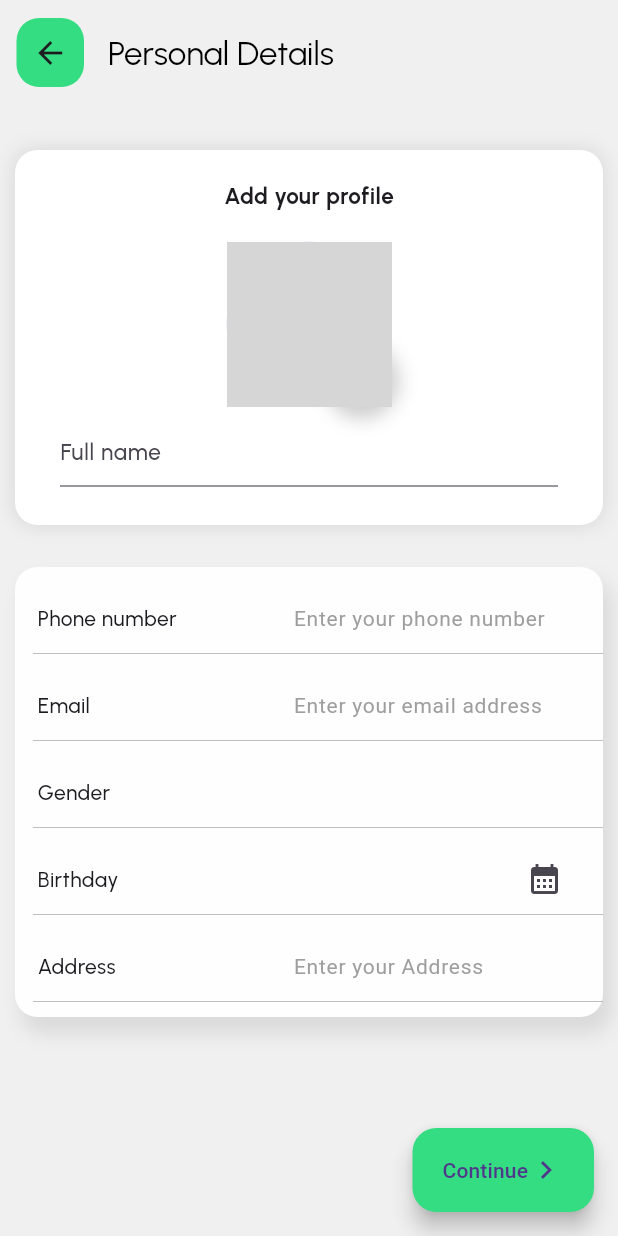
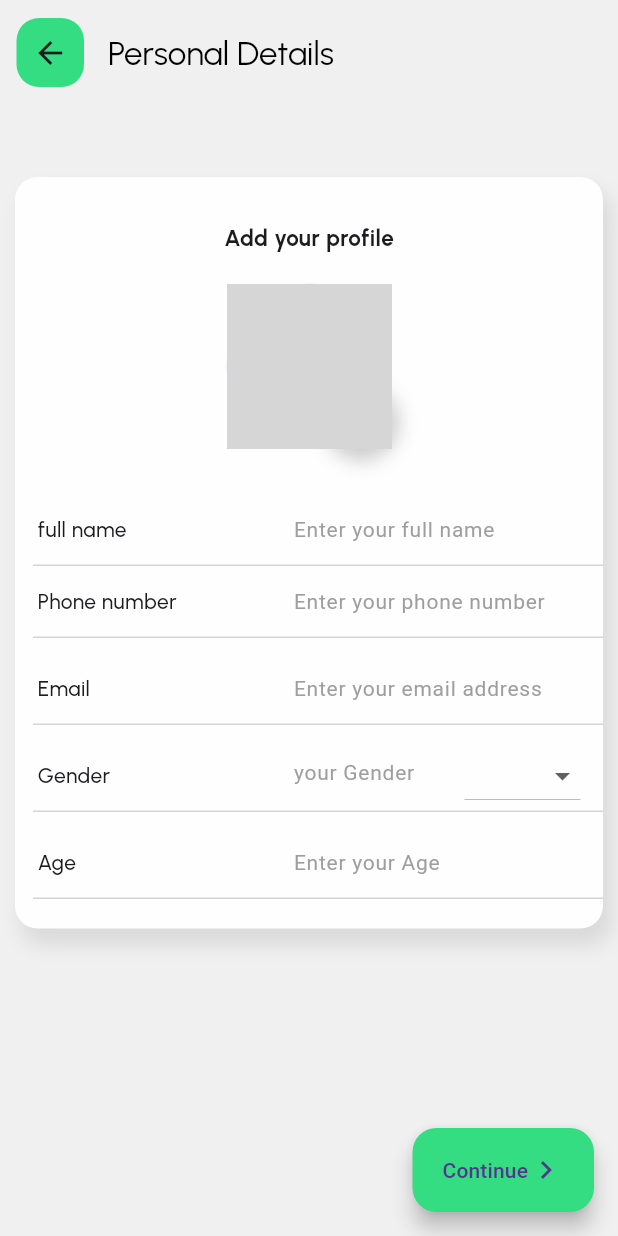
Before and after one commit to adnanpanakkad/Doc2heal_User_App, a Flutter app: the PersonalDetails screen opened directly, on a phone screen of 412 x 824 dp. Run offline on Flutter 3.47's test engine with Material 3 defaults, Android fonts, the phone set to English and light mode, and no system bars; our stand-ins replace animated_text_kit, connectivity, firebase_auth, firebase_core, google_fonts, smooth_page_indicator; accounts and stored records are empty; key blocks and very long unbroken strings in the code were emptied for the run; grey boxes are pictures that could not be loaded.

Commit message:
user_data_entry

```diff
--- a/lib/screens/user_detailes_screen.dart
+++ b/lib/screens/user_detailes_screen.dart
@@ -1,9 +1,11 @@
 import 'package:doc2heal/screens/home_screen.dart';
 import 'package:doc2heal/utils/app_colors.dart';
 import 'package:doc2heal/widgets/appbar/appbar.dart';
-import 'package:doc2heal/widgets/person_table.dart/detail_tile.dart';
-import 'package:doc2heal/widgets/person_table.dart/person_table.dart';
+import 'package:doc2heal/widgets/common/validator.dart';
+import 'package:doc2heal/widgets/person_table/detail_tile.dart';
+import 'package:doc2heal/widgets/person_table/person_table.dart';
 import 'package:flutter/material.dart';
+import 'package:google_fonts/google_fonts.dart';
 
 class PersonalDetails extends StatefulWidget {
   const PersonalDetails({super.key});
@@ -14,6 +16,16 @@ class PersonalDetails extends StatefulWidget {
 
 class _PersonalDetailsState extends State<PersonalDetails> {
   final DateTime _selectedDate = DateTime.now();
+  TextEditingController _nameController = TextEditingController();
+  final GlobalKey<FormState> formKey = GlobalKey<FormState>();
+  String? selectedGender; // Add a variable to store the selected gender
+
+  // Define the method to handle the selected gender
+  void selectGender(String? newValue) {
+    setState(() {
+      selectedGender = newValue;
+    });
+  }
 
   @override
   Widget build(BuildContext context) {
@@ -22,16 +34,12 @@ class _PersonalDetailsState extends State<PersonalDetails> {
       appBar: const PreferredSize(
           preferredSize: Size(double.maxFinite, 70),
           child: DeatialAppbar(text: 'Personal Details')),
-      body: ListView(
+      body: Form(
+        key: formKey,
+        child: ListView(
           children: [
             const SizedBox(
               height: 20,
-          ),
-          //personl table widget//
-          PersonDetailTable(
-            onTap: () {
-              // profilePic.imagepickerfun();
-            },
             ),
             const SizedBox(
               height: 20,
@@ -57,7 +65,70 @@ class _PersonalDetailsState extends State<PersonalDetails> {
                     const SizedBox(
                       height: 10,
                     ),
-                  const DetailTile(
+                    Column(
+                      mainAxisAlignment: MainAxisAlignment.center,
+                      children: [
+                        Padding(
+                          padding: const EdgeInsets.only(top: 20),
+                          child: Text(
+                            'Add your profile',
+                            style: GoogleFonts.urbanist(
+                                fontWeight: FontWeight.bold, fontSize: 15),
+                          ),
+                        ),
+                        SizedBox(height: 20),
+                        SizedBox(
+                          child: Stack(
+                            alignment: const Alignment(1, 1),
+                            children: [
+                              CircleAvatar(
+                                backgroundImage:
+                                    AssetImage('assets/Ellipse 1.png'),
+                                radius: 55,
+                              ),
+                              Container(
+                                decoration: BoxDecoration(
+                                  shape: BoxShape.circle,
+                                  boxShadow: [
+                                    BoxShadow(
+                                      color: Colors.black.withOpacity(0.2),
+                                      spreadRadius: 5,
+                                      blurRadius: 10,
+                                      offset: const Offset(0, 3),
+                                    ),
+                                  ],
+                                ),
+                                child: InkWell(
+                                  child: const CircleAvatar(
+                                    radius: 20,
+                                    backgroundColor:
+                                        Color.fromARGB(255, 229, 229, 229),
+                                    child: Icon(
+                                      Icons.add,
+                                      color: Appcolor.primaryColor,
+                                    ),
+                                  ),
+                                ),
+                              ),
+                            ],
+                          ),
+                        ),
+                      ],
+                    ),
+                    SizedBox(height: 30),
+                    DetailTile(
+                      validator: (value) =>
+                          Validator().textFeildValidation(value),
+
+                      keyboardType: TextInputType.number,
+                      // controllers: controller.phoneController,
+                      sub: 'full name',
+                      hittext: 'Enter your full name',
+                    ),
+                    DetailTile(
+                      validator: (value) =>
+                          Validator().textFeildValidation(value),
+
                       keyboardType: TextInputType.number,
                       // controllers: controller.phoneController,
                       sub: 'Phone number',
@@ -66,7 +137,9 @@ class _PersonalDetailsState extends State<PersonalDetails> {
                     const SizedBox(
                       height: 10,
                     ),
-                  const DetailTile(
+                    DetailTile(
+                      validator: (value) =>
+                          Validator().textFeildValidation(value),
                       keyboardType: TextInputType.emailAddress,
                       // controllers: controller.emailContorllers,
                       sub: 'Email',
@@ -75,48 +148,52 @@ class _PersonalDetailsState extends State<PersonalDetails> {
                     const SizedBox(
                       height: 10,
                     ),
-                  const DetailTile(
-                    // controllers: controller.genderController,
+                    DetailTile(
+                      validator: (value) =>
+                          Validator().textFeildValidation(value),
                       sub: 'Gender',
-                    hittext: "",
-                    // suffixicon: DropdownButton(
-                    //   icon: const Icon(Icons.arrow_drop_down),
-                    //   iconDisabledColor:
-                    //       const Color.fromARGB(252, 103, 103, 103),
-                    //   items: controller.selectRepeatList
-                    //       .map<DropdownMenuItem<String>>((String value) {
-                    //     return DropdownMenuItem<String>(
-                    //       value: value.toString(),
-                    //       child: Text(value.toString()),
-                    //     );
-                    //   }).toList(),
-                    //   onChanged: (String? newValue) {
-                    //     controller.selectGetnder(newValue);
-                    //   },
-                    // ),
+                      hittext: "your Gender",
+                      suffixicon: DropdownButton(
+                          icon: const Icon(Icons.arrow_drop_down),
+                          iconDisabledColor:
+                              const Color.fromARGB(252, 103, 103, 103),
+                          items: [
+                            "Male",
+                            "Female",
+                            "Other"
+                          ] // Update options here
+                              .map<DropdownMenuItem<String>>((String value) {
+                            return DropdownMenuItem<String>(
+                              value: value,
+                              child: Text(value),
+                            );
+                          }).toList(),
+                          onChanged: selectGender),
                     ),
                     const SizedBox(
                       height: 10,
                     ),
                     DetailTile(
+                      validator: (value) =>
+                          Validator().textFeildValidation(value),
+
                       // controllers: controller.birthController,
-                    sub: 'Birthday',
-                    hittext: "",
-                    suffixicon: IconButton(
-                        onPressed: () {
-                          // controller.getTimeFromUser(context);
-                        },
-                        icon: const Icon(Icons.calendar_month)),
+                      sub: 'Age',
+                      hittext: "Enter your Age",
+                      keyboardType: TextInputType.number,
                     ),
                     const SizedBox(
                       height: 10,
                     ),
-                  const DetailTile(
-                    keyboardType: TextInputType.number,
-                    //controllers: controller.expController,
-                    sub: 'Address',
-                    hittext: 'Enter your Address',
-                  ),
+                    // DetailTile(
+                    //   validator: (value) =>
+                    //       Validator().textFeildValidation(value),
+
+                    //   keyboardType: TextInputType.number,
+                    //   //controllers: controller.expController,
+                    //   sub: 'Address',
+                    //   hittext: 'Enter your Address',
+                    // ),
                     const SizedBox(
                       height: 10,
                     ),
@@ -129,11 +206,14 @@ class _PersonalDetailsState extends State<PersonalDetails> {
             ),
           ],
         ),
+      ),
       floatingActionButton: FloatingActionButton.extended(
         backgroundColor: Appcolor.primaryColor,
         onPressed: () {
+          if (formKey.currentState!.validate()) {
             Navigator.of(context)
                 .push(MaterialPageRoute(builder: (context) => HomeScreen()));
+          }
         },
         label: const SizedBox(
           child: Row(
```
Also changed, not shown: lib/screens/chat_screen.dart (added, +12 -0 lines), lib/screens/profile_screen.dart (added, +12 -0 lines), lib/screens/schedule_screen.dart (added, +12 -0 lines), lib/widgets/common/validator.dart (+7 -0 lines), lib/widgets/person_table/person_table.dart (renamed from lib/widgets/person_table.dart/person_table.dart, +15 -6 lines), lib/widgets/person_table/detail_tile.dart (renamed from lib/widgets/person_table.dart/detail_tile.dart). Lines whose indentation alone changed are shown as unchanged.
